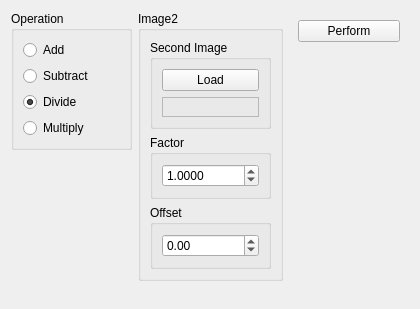
josefkoller/ambient_image_processor, file source/modules/binary_operations/BinaryOperationsWidget.ui: the form before one commit.
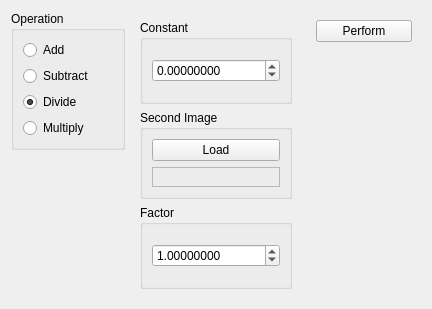
The form after the commit.

Commit message: enable binary operations with constant images

```diff
--- a/source/modules/binary_operations/BinaryOperationsWidget.ui
+++ b/source/modules/binary_operations/BinaryOperationsWidget.ui
@@ -6,7 +6,7 @@
    <rect>
     <x>0</x>
     <y>0</y>
-    <width>420</width>
+    <width>432</width>
     <height>309</height>
    </rect>
   </property>
@@ -60,12 +60,34 @@
      </layout>
     </widget>
    </item>
-   <item alignment="Qt::AlignTop">
-    <widget class="QGroupBox" name="groupBox_3">
-     <property name="title">
-      <string>Image2</string>
-     </property>
+   <item>
+    <widget class="QWidget" name="widget_2" native="true">
      <layout class="QVBoxLayout" name="verticalLayout_4">
+      <item>
+       <widget class="QGroupBox" name="groupBox_4">
+        <property name="title">
+         <string>Constant</string>
+        </property>
+        <layout class="QHBoxLayout" name="horizontalLayout_4">
+         <item>
+          <widget class="QDoubleSpinBox" name="image2_offset_spinbox">
+           <property name="decimals">
+            <number>8</number>
+           </property>
+           <property name="minimum">
+            <double>-9999.000000000000000</double>
+           </property>
+           <property name="maximum">
+            <double>9999.000000000000000</double>
+           </property>
+           <property name="singleStep">
+            <double>0.010000000000000</double>
+           </property>
+          </widget>
+         </item>
+        </layout>
+       </widget>
+      </item>
       <item>
        <widget class="QGroupBox" name="groupBox_2">
         <property name="title">
@@ -102,7 +124,10 @@
          <item>
           <widget class="QDoubleSpinBox" name="image2_factor_spinbox">
            <property name="decimals">
-            <number>4</number>
+            <number>8</number>
+           </property>
+           <property name="minimum">
+            <double>-9999999999.000000000000000</double>
            </property>
            <property name="maximum">
             <double>9999999999.000000000000000</double>
@@ -118,28 +143,6 @@
         </layout>
        </widget>
       </item>
-      <item>
-       <widget class="QGroupBox" name="groupBox_4">
-        <property name="title">
-         <string>Offset</string>
-        </property>
-        <layout class="QHBoxLayout" name="horizontalLayout_4">
-         <item>
-          <widget class="QDoubleSpinBox" name="image2_offset_spinbox">
-           <property name="minimum">
-            <double>-9999.000000000000000</double>
-           </property>
-           <property name="maximum">
-            <double>9999.000000000000000</double>
-           </property>
-           <property name="singleStep">
-            <double>0.010000000000000</double>
-           </property>
-          </widget>
-         </item>
-        </layout>
-       </widget>
-      </item>
      </layout>
     </widget>
    </item>
```
The commit also changes 1 other file.
